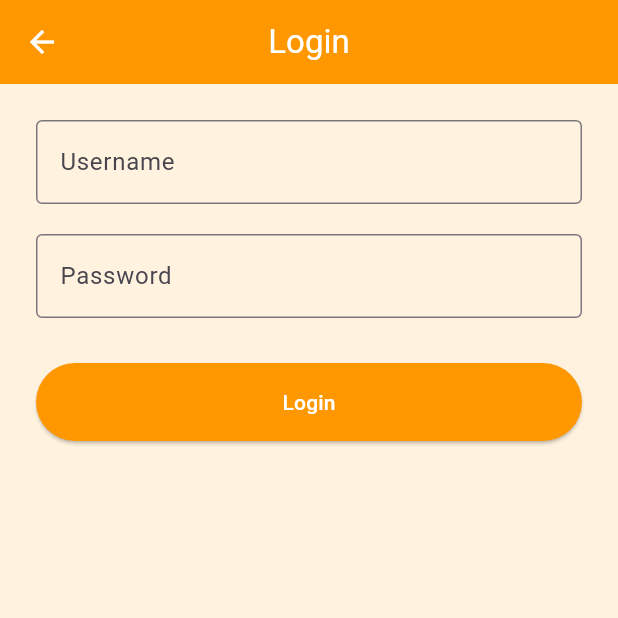
After one commit to Nexuss-void/latihan_bloc, a Flutter app: the LoginFormPage screen opened directly, on a phone screen of 412 x 824 dp, the top half of it. The commit adds this screen. Run offline on Flutter 3.47's test engine with Material 3 defaults, Android fonts, the phone set to English and light mode, and no system bars; our stand-ins replace bloc, dio, flutter_bloc; network calls fail.

Commit message:
update new 3

```diff
--- a/lib/bloc/table_resto/create/add_table_resto_bloc.dart
+++ b/lib/bloc/table_resto/create/add_table_resto_bloc.dart
@@ -39,6 +39,7 @@ class AddTableRestoBloc extends Bloc<AddTableRestoEvent, AddTableRestoState> {
   Future<void> _onUpdateTableRestoPressed(
       UpdateTableRestoPressed event, Emitter<AddTableRestoState> emit) async {
     final params = TableRestoParam(
+        id: event.tableRestoParam.id,
         code: event.tableRestoParam.code,
         name: event.tableRestoParam.name,
         capacity: event.tableRestoParam.capacity,
@@ -48,7 +49,7 @@ class AddTableRestoBloc extends Bloc<AddTableRestoEvent, AddTableRestoState> {
     emit(AddTableRestoLoading());
     try {
       TabelRestoCreateResponse response =
-          await tableRestoRepository.upadteTableResto(params);
+          await tableRestoRepository.updateTableResto(params);
       emit(AddTableRestoSuccess(tabelRestoCreateResponse: response));
     } catch (e) {
       emit(AddTableRestoError(message: e.toString()));
--- a/lib/bloc/table_resto/create/add_table_resto_event.dart
+++ b/lib/bloc/table_resto/create/add_table_resto_event.dart
@@ -12,5 +12,5 @@ final class AddTableRestoPressed extends AddTableRestoEvent {
 final class UpdateTableRestoPressed extends AddTableRestoEvent {
   final TableRestoParam tableRestoParam;
 
-  UpdateTableRestoPressed({required this.tableRestoParam});
+  UpdateTableRestoPressed({required this.tableRestoParam, required int id});
 }
--- a/lib/core/api_client.dart
+++ b/lib/core/api_client.dart
@@ -5,8 +5,8 @@ abstract class ApiClient {
 
   ApiClient() {
     _dio.options.headers['content-type'] = 'application/json';
-    _dio.options.baseUrl = 'http://10.180.3.84:8000/api/';
-    // _dio.options.baseUrl = 'http://127.0.0.1:8000/api/';
+    _dio.options.baseUrl = 'http://10.180.3.129:8000/api/';
+    // _dio.options.baseUrl = 'http://10.0.2.2:8000/api/';
   }
 
   Dio get dio => _dio;
--- a/lib/main.dart
+++ b/lib/main.dart
@@ -1,6 +1,7 @@
 import 'package:flutter/material.dart';
 import 'package:flutter_bloc/flutter_bloc.dart';
 import 'package:latihan_bloc_ti4malama/bloc/table_resto/get_table_resto_bloc.dart';
+import 'package:latihan_bloc_ti4malama/ui/login_form_page.dart';
 import 'package:latihan_bloc_ti4malama/ui/table_resto_page.dart';
 
 void main() {
@@ -34,6 +35,7 @@ class MyApp extends StatelessWidget {
         colorScheme: ColorScheme.fromSeed(seedColor: Colors.deepPurple),
         useMaterial3: true,
       ),
+      // home: LoginFormPage(),
       home: BlocProvider(
         create: (context) => GetTableRestoBloc()..add(TableRestoFetched()),
         child: TableRestoPage(),
--- a/lib/param/tabel_resto_param.dart
+++ b/lib/param/tabel_resto_param.dart
@@ -20,6 +20,7 @@ class TableRestoParam {
 
   Map<String, dynamic> toJsonUpdate() {
     return {
+      'id': id,
       'code': code,
       'name': name,
       'capacity': capacity,
--- a/lib/response/tabel_resto_create.dart
+++ b/lib/response/tabel_resto_create.dart
@@ -1,5 +1,3 @@
-import 'dart:ffi';
-
 class TableRestoCreate {
   final int? id;
   final String? code;
--- /dev/null
+++ b/lib/ui/login_form_page.dart
@@ -0,0 +1,74 @@
+import 'package:flutter/material.dart';
+
+class LoginFormPage extends StatelessWidget {
+  final GlobalKey<FormState> _formKey = GlobalKey<FormState>();
+  final TextEditingController _usernameController = TextEditingController();
+  final TextEditingController _passwordController = TextEditingController();
+
+  @override
+  Widget build(BuildContext context) {
+    return Scaffold(
+      backgroundColor: Colors.orange.shade50,
+      appBar: AppBar(
+        title: Text("Login"),
+        backgroundColor: Colors.orange,
+        foregroundColor: Colors.white,
+        centerTitle: true,
+      ),
+      body: Padding(
+        padding: const EdgeInsets.all(24.0),
+        child: Form(
+          key: _formKey,
+          child: Column(
+            crossAxisAlignment: CrossAxisAlignment.stretch,
+            children: [
+              // Username
+              TextFormField(
+                controller: _usernameController,
+                decoration: InputDecoration(
+                  labelText: "Username",
+                  border: OutlineInputBorder(),
+                ),
+                validator: (value) => value == null || value.isEmpty
+                    ? 'Username wajib diisi'
+                    : null,
+              ),
+              SizedBox(height: 20),
+
+              // Password
+              TextFormField(
+                controller: _passwordController,
+                obscureText: true,
+                decoration: InputDecoration(
+                  labelText: "Password",
+                  border: OutlineInputBorder(),
+                ),
+                validator: (value) => value == null || value.isEmpty
+                    ? 'Password wajib diisi'
+                    : null,
+              ),
+              SizedBox(height: 30),
+
+              // Tombol Login
+              ElevatedButton(
+                style: ElevatedButton.styleFrom(
+                  backgroundColor: Colors.orange,
+                  foregroundColor: Colors.white,
+                  padding: EdgeInsets.symmetric(vertical: 16),
+                ),
+                onPressed: () {
+                  if (_formKey.currentState!.validate()) {
+                    // Tambahkan aksi login di sini
+                    print("Username: ${_usernameController.text}");
+                    print("Password: ${_passwordController.text}");
+                  }
+                },
+                child: Text("Login"),
+              ),
+            ],
+          ),
+        ),
+      ),
+    );
+  }
+}
```
Also changed, not shown: lib/repo/table_resto_repository.dart (+4 -4 lines), lib/ui/add_table_resto_page.dart (+63 -5 lines), lib/ui/table_resto_page.dart (+7 -3 lines).
